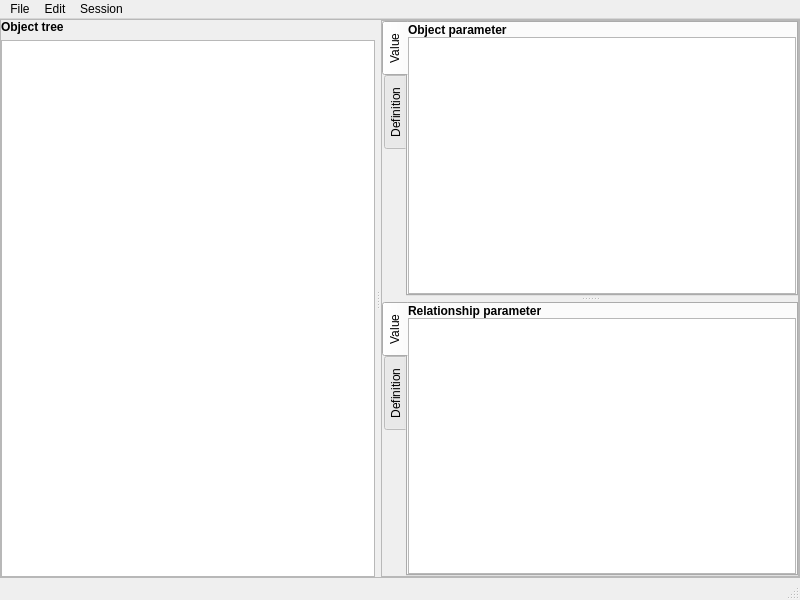
Before: the Qt Designer form spinetoolbox/ui/data_store_form.ui in spine-tools/Spine-Toolbox, drawn with Qt 5.
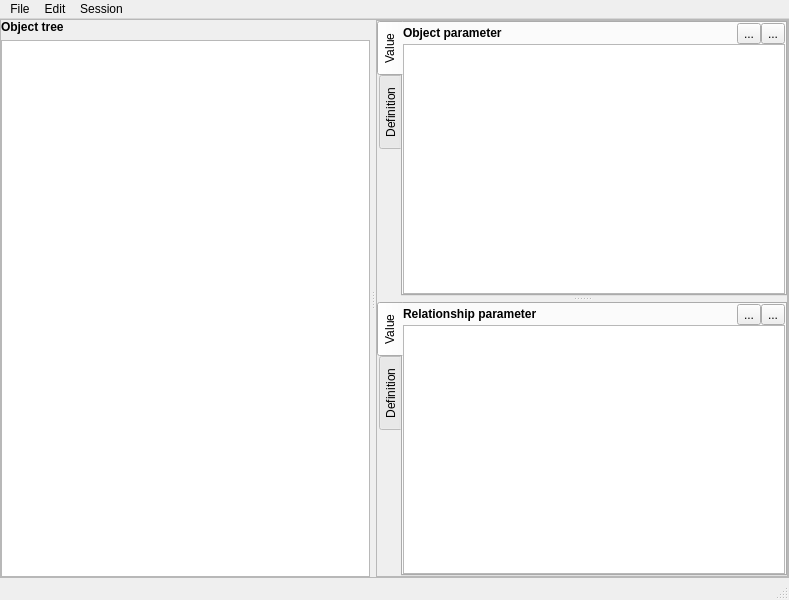
After: the same form once the commit is applied. The open tabs and pages were chosen to show the change. Icons and pictures are not drawn. Custom widgets are drawn as their Qt base class.

Commit message: Issue #128 updated. Now parameters are added directly in the parameter panes. Better support for copy paste.

```diff
--- a/spinetoolbox/ui/data_store_form.ui
+++ b/spinetoolbox/ui/data_store_form.ui
@@ -26,7 +26,7 @@
    <rect>
     <x>0</x>
     <y>0</y>
-    <width>800</width>
+    <width>789</width>
     <height>600</height>
    </rect>
   </property>
@@ -169,6 +169,20 @@
                    </property>
                   </widget>
                  </item>
+                 <item>
+                  <widget class="QToolButton" name="toolButton_remove_object_parameter_values">
+                   <property name="text">
+                    <string>...</string>
+                   </property>
+                  </widget>
+                 </item>
+                 <item>
+                  <widget class="QToolButton" name="toolButton_add_object_parameter_values">
+                   <property name="text">
+                    <string>...</string>
+                   </property>
+                  </widget>
+                 </item>
                 </layout>
                </item>
                <item>
@@ -337,6 +351,20 @@
                    </property>
                   </widget>
                  </item>
+                 <item>
+                  <widget class="QToolButton" name="toolButton_remove_relationship_parameter_values">
+                   <property name="text">
+                    <string>...</string>
+                   </property>
+                  </widget>
+                 </item>
+                 <item>
+                  <widget class="QToolButton" name="toolButton_add_relationship_parameter_values">
+                   <property name="text">
+                    <string>...</string>
+                   </property>
+                  </widget>
+                 </item>
                 </layout>
                </item>
                <item>
@@ -462,7 +490,7 @@
     <rect>
      <x>0</x>
      <y>0</y>
-     <width>800</width>
+     <width>789</width>
      <height>27</height>
     </rect>
    </property>
```
Left out of the diff: 67 changed lines with no effect on the pictures. The commit also changes 13 other files.
